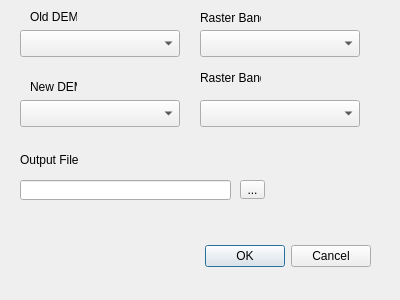
Above: raster_vol_test/raster_vol_test_dialog_base.ui from sfajardot/qgis-thesis before the change. Below: the same form after it.
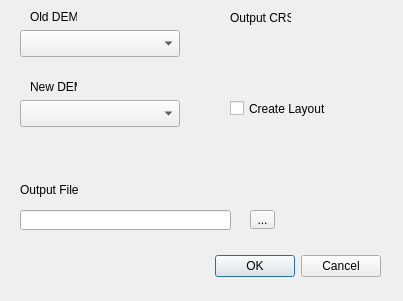
That is the form after the change. Custom widgets are drawn as their Qt base class.

Commit message: Added Map Layout, fixed deprecated

Patch:
```diff
--- a/raster_vol_test/raster_vol_test_dialog_base.ui
+++ b/raster_vol_test/raster_vol_test_dialog_base.ui
@@ -6,8 +6,8 @@
    <rect>
     <x>0</x>
     <y>0</y>
-    <width>400</width>
-    <height>300</height>
+    <width>403</width>
+    <height>301</height>
    </rect>
   </property>
   <property name="windowTitle">
@@ -16,8 +16,8 @@
   <widget class="QDialogButtonBox" name="button_box">
    <property name="geometry">
     <rect>
-     <x>30</x>
-     <y>240</y>
+     <x>40</x>
+     <y>250</y>
      <width>341</width>
      <height>32</height>
     </rect>
@@ -49,26 +49,6 @@
     </rect>
    </property>
   </widget>
-  <widget class="QgsRasterBandComboBox" name="cmbOldBand">
-   <property name="geometry">
-    <rect>
-     <x>200</x>
-     <y>30</y>
-     <width>160</width>
-     <height>27</height>
-    </rect>
-   </property>
-  </widget>
-  <widget class="QgsRasterBandComboBox" name="cmbNewBand">
-   <property name="geometry">
-    <rect>
-     <x>200</x>
-     <y>100</y>
-     <width>160</width>
-     <height>27</height>
-    </rect>
-   </property>
-  </widget>
   <widget class="QLabel" name="label">
    <property name="geometry">
     <rect>
@@ -95,24 +75,11 @@
     <string>New DEM</string>
    </property>
   </widget>
-  <widget class="QLabel" name="label_3">
-   <property name="geometry">
-    <rect>
-     <x>200</x>
-     <y>10</y>
-     <width>61</width>
-     <height>16</height>
-    </rect>
-   </property>
-   <property name="text">
-    <string>Raster Band</string>
-   </property>
-  </widget>
   <widget class="QToolButton" name="btnOutput">
    <property name="geometry">
     <rect>
-     <x>240</x>
-     <y>180</y>
+     <x>250</x>
+     <y>210</y>
      <width>25</width>
      <height>19</height>
     </rect>
@@ -125,7 +92,7 @@
    <property name="geometry">
     <rect>
      <x>20</x>
-     <y>180</y>
+     <y>210</y>
      <width>211</width>
      <height>20</height>
     </rect>
@@ -137,24 +104,11 @@
     <string/>
    </property>
   </widget>
-  <widget class="QLabel" name="label_4">
-   <property name="geometry">
-    <rect>
-     <x>200</x>
-     <y>70</y>
-     <width>61</width>
-     <height>16</height>
-    </rect>
-   </property>
-   <property name="text">
-    <string>Raster Band</string>
-   </property>
-  </widget>
   <widget class="QLabel" name="label_5">
    <property name="geometry">
     <rect>
      <x>20</x>
-     <y>150</y>
+     <y>180</y>
      <width>71</width>
      <height>20</height>
     </rect>
@@ -163,6 +117,42 @@
     <string>Output File</string>
    </property>
   </widget>
+  <widget class="QCheckBox" name="chkLayout">
+   <property name="geometry">
+    <rect>
+     <x>230</x>
+     <y>100</y>
+     <width>101</width>
+     <height>17</height>
+    </rect>
+   </property>
+   <property name="text">
+    <string>Create Layout</string>
+   </property>
+  </widget>
+  <widget class="QgsProjectionSelectionWidget" name="cmbCrs">
+   <property name="geometry">
+    <rect>
+     <x>230</x>
+     <y>30</y>
+     <width>160</width>
+     <height>27</height>
+    </rect>
+   </property>
+  </widget>
+  <widget class="QLabel" name="label_6">
+   <property name="geometry">
+    <rect>
+     <x>230</x>
+     <y>10</y>
+     <width>61</width>
+     <height>16</height>
+    </rect>
+   </property>
+   <property name="text">
+    <string>Output CRS</string>
+   </property>
+  </widget>
  </widget>
  <customwidgets>
   <customwidget>
@@ -171,9 +161,9 @@
    <header>qgsmaplayercombobox.h</header>
   </customwidget>
   <customwidget>
-   <class>QgsRasterBandComboBox</class>
-   <extends>QComboBox</extends>
-   <header>qgsrasterbandcombobox.h</header>
+   <class>QgsProjectionSelectionWidget</class>
+   <extends>QWidget</extends>
+   <header>qgsprojectionselectionwidget.h</header>
   </customwidget>
  </customwidgets>
  <resources/>
```
The commit also changes 3 other files.
